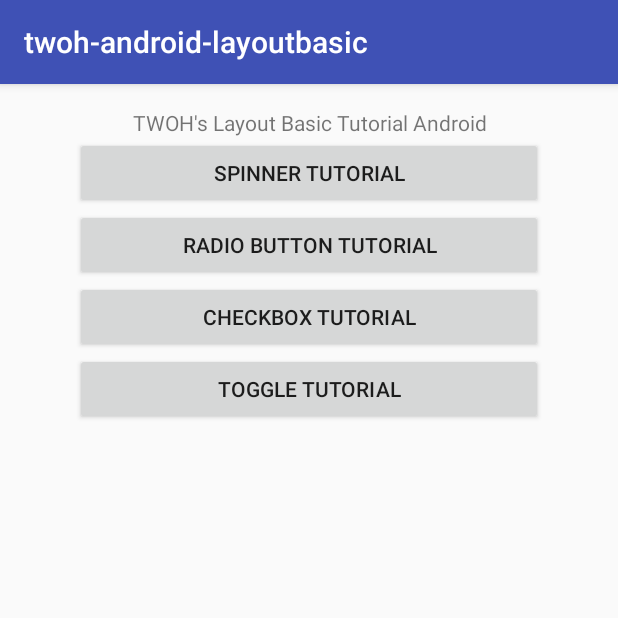
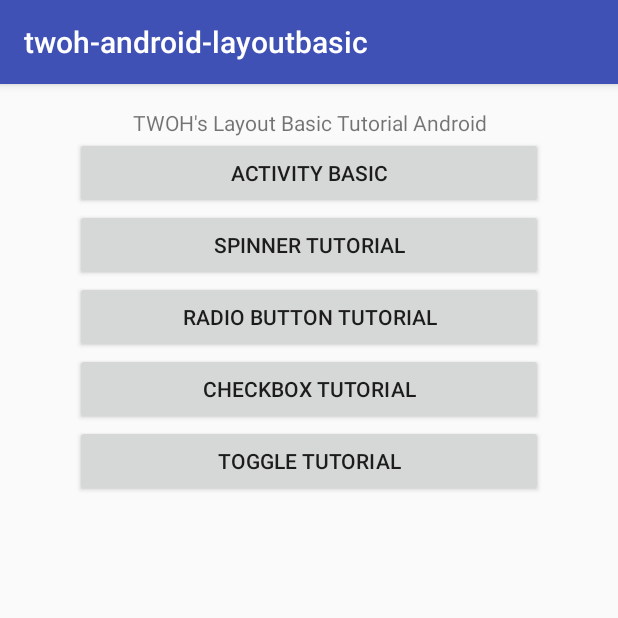
Before and after one commit to twoh/twoh-android-layout-basic, an Android app: the screen it shows after launch (MainActivity), on a phone screen of 412 x 824 dp, the top half of it. Run offline under Robolectric (Android 15) with nearby library versions, the phone set to English and light mode, and no system bars.

Commit message:
add activity intent tutorial

```diff
--- a/src/main/AndroidManifest.xml
+++ b/src/main/AndroidManifest.xml
@@ -19,6 +19,8 @@
         <activity android:name=".TWOHLayoutRadioButton"/>
         <activity android:name=".TWOHLayoutCheckBox"/>
         <activity android:name=".TWOHLayoutToggle"/>
+        <activity android:name=".TWOHActivityConcept"/>
+        <activity android:name=".TWOHActivityConcept2"/>
     </application>
 
 </manifest>
--- a/src/main/java/id/web/twoh/twoh_android_layoutbasic/MainActivity.java
+++ b/src/main/java/id/web/twoh/twoh_android_layoutbasic/MainActivity.java
@@ -1,5 +1,6 @@
 package id.web.twoh.twoh_android_layoutbasic;
 
+import android.content.Intent;
 import android.support.v7.app.AppCompatActivity;
 import android.os.Bundle;
 import android.view.View;
@@ -43,5 +44,13 @@ public class MainActivity extends AppCompatActivity {
                 startActivity(TWOHLayoutToggle.newIntent(MainActivity.this));
             }
         });
+
+        Button btBasic = (Button) findViewById(R.id.bt_basic);
+        btBasic.setOnClickListener(new View.OnClickListener() {
+            @Override
+            public void onClick(View view) {
+                startActivity(new Intent(MainActivity.this, TWOHActivityConcept.class));
+            }
+        });
     }
 }
--- a/src/main/res/layout/activity_main.xml
+++ b/src/main/res/layout/activity_main.xml
@@ -17,6 +17,12 @@
         android:layout_width="match_parent"
         android:layout_height="wrap_content"
         android:text="TWOH's Layout Basic Tutorial Android" />
+
+    <Button
+        android:id="@+id/bt_basic"
+        android:text="Activity Basic"
+        android:layout_width="match_parent"
+        android:layout_height="wrap_content" />
 
     <Button
         android:id="@+id/bt_spinner"
```
Also changed, not shown: src/main/java/id/web/twoh/twoh_android_layoutbasic/TWOHActivityConcept.java (added, +31 -0 lines), src/main/java/id/web/twoh/twoh_android_layoutbasic/TWOHActivityConcept2.java (added, +18 -0 lines), src/main/res/layout/activity_layout1.xml (added, +20 -0 lines), src/main/res/layout/activity_layout2.xml (added, +15 -0 lines), src/main/res/drawable/bgswitch.jpg (added).
